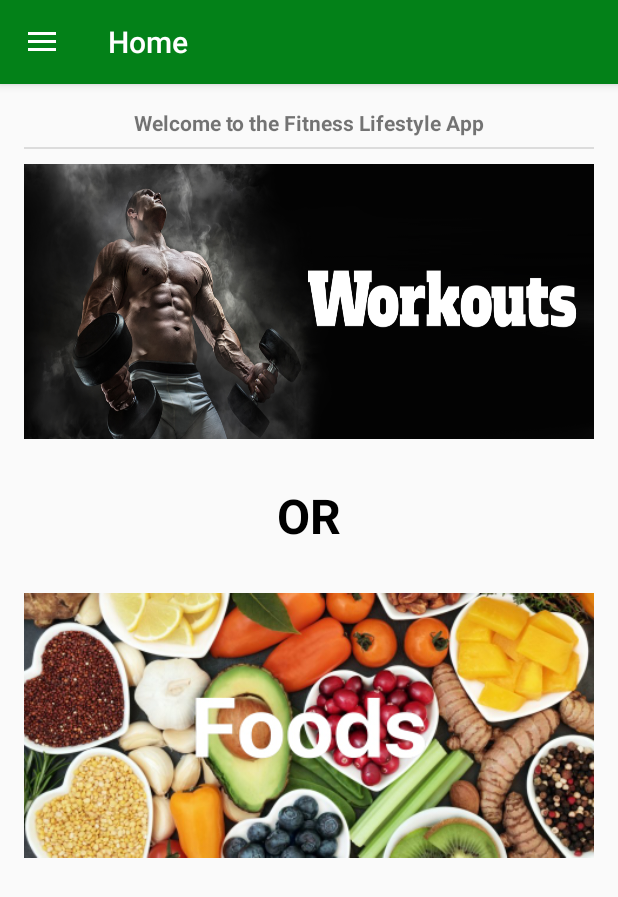
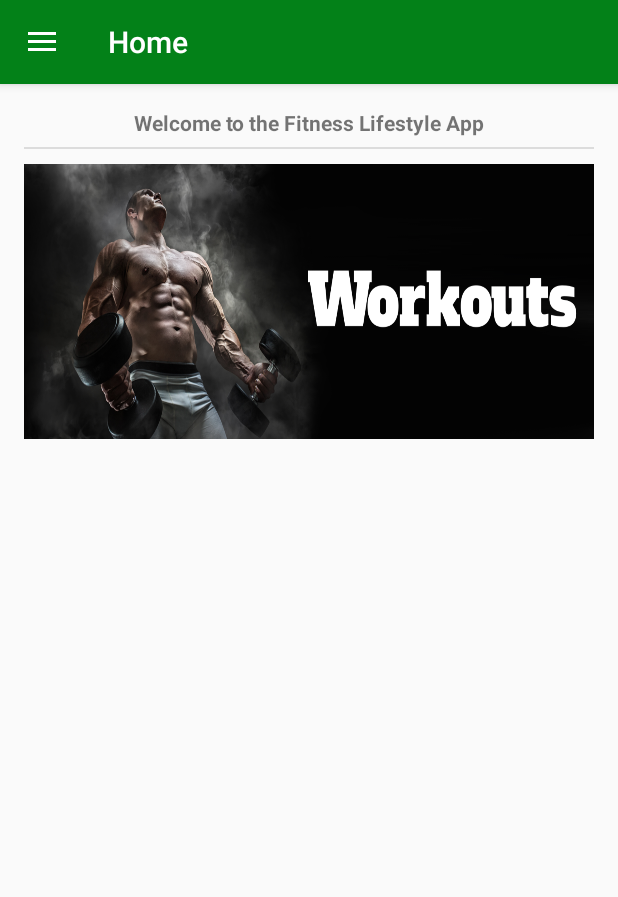
Before and after one commit to vramared/Fitness-Lifestyle, an Android app: the HomeScreen screen opened directly, with no data from a screen before it, on a phone screen of 412 x 824 dp. Shown: the top 897 px of the screen. Run offline under Robolectric (Android 15) with nearby library versions, the phone set to English and light mode, and no system bars; libraries missing offline, so code that uses them is left out: com.facebook, com.facebook.login; 2 statements that could not run were skipped.

Commit message:
polished everything and finalized everything

```diff
--- a/app/src/main/java/com/example/vin/fitnesslifestyleapp/BaseDrawerActivity.java
+++ b/app/src/main/java/com/example/vin/fitnesslifestyleapp/BaseDrawerActivity.java
@@ -18,23 +18,13 @@ import android.widget.FrameLayout;
 import android.widget.TextView;
 import android.widget.Toast;
 import com.facebook.AccessToken;
-import com.facebook.CallbackManager;
-import com.facebook.FacebookCallback;
-import com.facebook.FacebookException;
 import com.facebook.GraphRequest;
 import com.facebook.GraphResponse;
 import com.facebook.login.LoginManager;
-import com.facebook.login.LoginResult;
-import com.facebook.login.widget.LoginButton;
 import com.facebook.login.widget.ProfilePictureView;
+import org.json.JSONObject;
+import java.io.File;
 
-import org.json.JSONException;
-import org.json.JSONObject;
-
-import java.io.File;
-import java.util.Arrays;
-
-import static android.webkit.ConsoleMessage.MessageLevel.LOG;
 
 public class BaseDrawerActivity extends AppCompatActivity implements NavigationView.OnNavigationItemSelectedListener {
 
@@ -43,9 +33,8 @@ public class BaseDrawerActivity extends AppCompatActivity implements NavigationV
     FrameLayout frameLayout;
     NavigationView navigationView;
     View headerView;
-    TextView fb_email;
-    String email = "test", fb_id;
-    TextView fb_name;
+    TextView fb_email, fb_name;
+    String email = "", fb_id;
     ProfilePictureView profilePictureView;
 
     @Override
--- a/app/src/main/java/com/example/vin/fitnesslifestyleapp/HomeScreen.java
+++ b/app/src/main/java/com/example/vin/fitnesslifestyleapp/HomeScreen.java
@@ -15,6 +15,7 @@ public class HomeScreen extends BaseDrawerActivity {
         setTitle("Home");
 
         ImageView logWork = (ImageView)findViewById(R.id.logIMG);
+
         logWork.setOnClickListener(new View.OnClickListener() {
             @Override
             public void onClick(View v) {
@@ -22,6 +23,7 @@ public class HomeScreen extends BaseDrawerActivity {
                 startActivity(addPage);
             }
         });
+
     }
 
     protected void onResume() {
--- a/app/src/main/java/com/example/vin/fitnesslifestyleapp/WorkoutAdapter.java
+++ b/app/src/main/java/com/example/vin/fitnesslifestyleapp/WorkoutAdapter.java
@@ -11,7 +11,6 @@ import android.view.ViewGroup;
 import android.widget.ImageView;
 import android.widget.TextView;
 import android.widget.Toast;
-
 import java.util.List;
 
 public class WorkoutAdapter extends RecyclerView.Adapter<WorkoutAdapter.WorkoutViewHolder> {
@@ -19,7 +18,7 @@ public class WorkoutAdapter extends RecyclerView.Adapter<WorkoutAdapter.WorkoutV
     private Context mContext;
     private List<Workout> workoutList;
 
-    public WorkoutAdapter(Context mContext, List<Workout> workoutList) {
+    private WorkoutAdapter(Context mContext, List<Workout> workoutList) {
         this.mContext = mContext;
         this.workoutList = workoutList;
     }
@@ -72,7 +71,7 @@ public class WorkoutAdapter extends RecyclerView.Adapter<WorkoutAdapter.WorkoutV
         TextView workoutName, numSets, numReps, workoutDate;
         ConstraintLayout constraintLayout;
 
-        public WorkoutViewHolder(View itemView) {
+        private WorkoutViewHolder(View itemView) {
             super(itemView);
 
             imageView = itemView.findViewById(R.id.imageView);
--- a/app/src/main/java/com/example/vin/fitnesslifestyleapp/WorkoutInfo.java
+++ b/app/src/main/java/com/example/vin/fitnesslifestyleapp/WorkoutInfo.java
@@ -5,7 +5,6 @@ import android.graphics.drawable.ColorDrawable;
 import android.os.Bundle;
 import android.util.Log;
 import android.widget.ArrayAdapter;
-import android.widget.ListView;
 import android.widget.TextView;
 
 import com.baoyz.swipemenulistview.SwipeMenu;
@@ -166,13 +165,12 @@ public class WorkoutInfo extends BaseDrawerActivity {
         int x =counter-1;
 
         int sets, reps;
-        String[] parseSets, parseReps;
+        String[] parseSets;
 
         GraphView graph = (GraphView) findViewById(R.id.graph);
         series = new LineGraphSeries<DataPoint>();
         for(int i = 0; i < counter; i++) {
             parseSets = history.get(x).getSets().split(" ");
-            parseReps = history.get(x).getReps().split(" ");
             sets = Integer.parseInt(parseSets[0]);
             reps = Integer.parseInt(parseSets[0]);
             y = sets*reps;
--- a/app/src/main/res/layout/activity_home_screen.xml
+++ b/app/src/main/res/layout/activity_home_screen.xml
@@ -56,24 +56,4 @@
         app:layout_constraintStart_toStartOf="parent"
         app:layout_constraintTop_toBottomOf="@+id/greetingMSG" />
 
-    <TextView
-        android:id="@+id/or"
-        android:layout_width="wrap_content"
-        android:layout_height="wrap_content"
-        android:layout_alignParentTop="true"
-        android:layout_centerHorizontal="true"
-        android:layout_marginTop="250dp"
-        android:text="@string/or"
-        android:textStyle="bold"
-        android:textColor="@color/black"
-        android:textSize="32sp"/>
-
-    <ImageView
-        android:layout_width="match_parent"
-        android:layout_height="183dp"
-        android:src="@drawable/foods"
-        android:layout_alignParentTop="true"
-        android:layout_centerHorizontal="true"
-        android:layout_marginTop="320dp"/>
-
 </RelativeLayout>
--- a/app/src/main/res/layout/activity_main.xml
+++ b/app/src/main/res/layout/activity_main.xml
@@ -2,7 +2,9 @@
 <RelativeLayout android:layout_width="match_parent"
     android:layout_height="match_parent"
     xmlns:android="http://schemas.android.com/apk/res/android"
-    xmlns:app="http://schemas.android.com/apk/res-auto">
+    xmlns:app="http://schemas.android.com/apk/res-auto"
+    android:background="@drawable/background"
+    android:paddingTop="?android:attr/actionBarSize">
 
     <com.facebook.login.widget.LoginButton
         android:id="@+id/fb_login_button"
--- /dev/null
+++ b/app/src/main/res/values-round/strings.xml
@@ -0,0 +1,3 @@
+<resources>
+    <string name="hello_world">Hello Round World!</string>
+</resources>
```
Also changed, not shown: app/src/main/AndroidManifest.xml (+11 -5 lines), app/src/main/java/com/example/vin/fitnesslifestyleapp/LogWorkouts.java (+0 -12 lines), app/src/main/java/com/example/vin/fitnesslifestyleapp/MainActivity.java (+0 -31 lines), app/src/main/res/drawable-xxhdpi/background.jpg (added), app/src/main/res/drawable-xxhdpi/sports.jpg (added).
